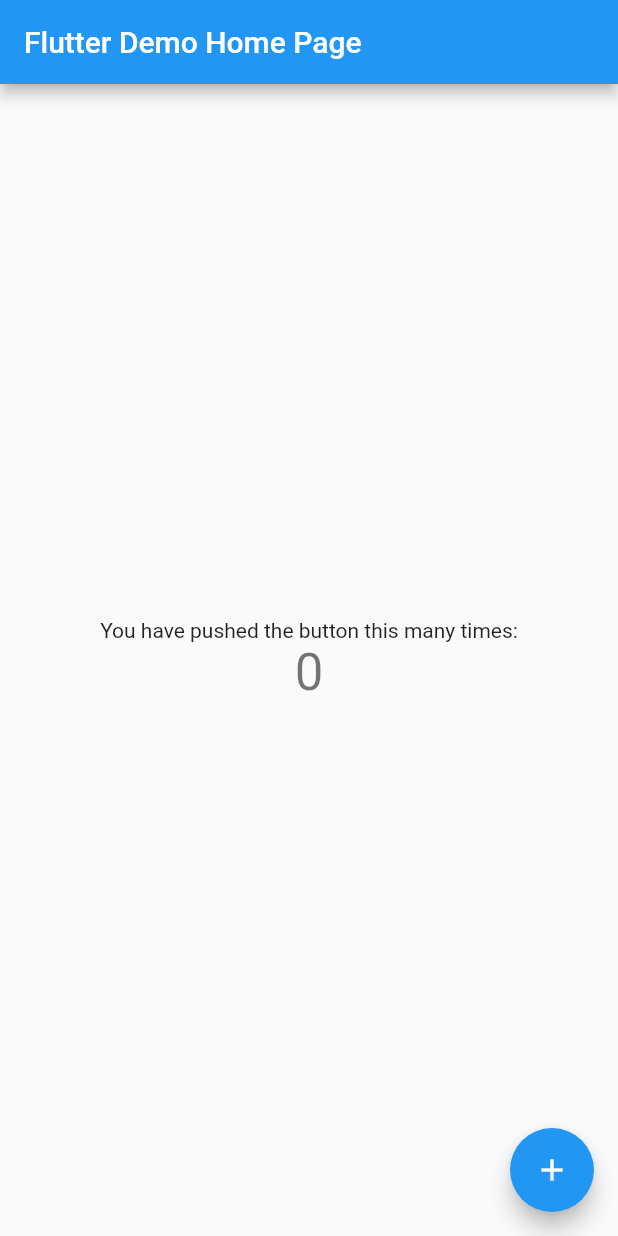
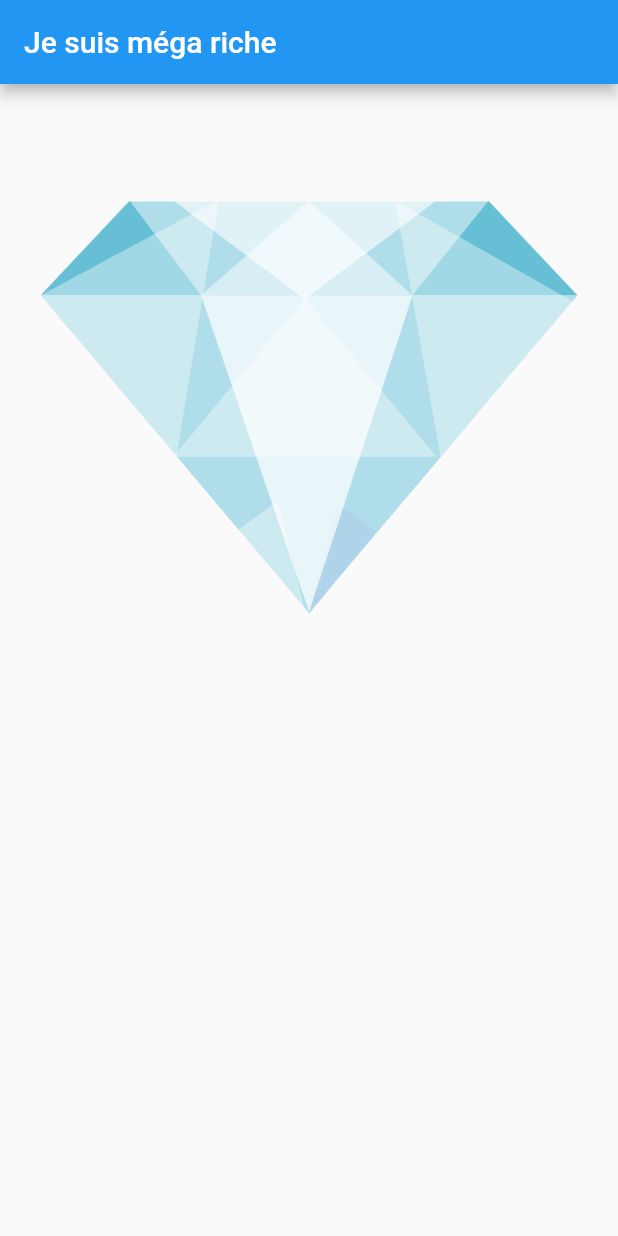
Before and after one commit to EtienneVformateur/exempleflutter, a Flutter app: the screen it shows after launch, on a phone screen of 412 x 824 dp. Run offline on Flutter 3.47's test engine with Material 2 defaults, Android fonts, the phone set to English and light mode, and no system bars.

Commit message:
avant changement icone

```diff
--- a/lib/main.dart
+++ b/lib/main.dart
@@ -1,115 +1,17 @@
 import 'package:flutter/material.dart';
 
 void main() {
-  runApp(const MyApp());
+  runApp(
+     MaterialApp(
+      home: Scaffold(
+        appBar: AppBar(
+          title: Text("Je suis méga riche"),
+        ),
+        body:
+          Image(
+            image: AssetImage("images/diamond.png"),
+          )
+      )
+    ),
+  );
 }
-
-class MyApp extends StatelessWidget {
-  const MyApp({Key? key}) : super(key: key);
-
-  // This widget is the root of your application.
-  @override
-  Widget build(BuildContext context) {
-    return MaterialApp(
-      title: 'Flutter Demo',
-      theme: ThemeData(
-        // This is the theme of your application.
-        //
-        // Try running your application with "flutter run". You'll see the
-        // application has a blue toolbar. Then, without quitting the app, try
-        // changing the primarySwatch below to Colors.green and then invoke
-        // "hot reload" (press "r" in the console where you ran "flutter run",
-        // or simply save your changes to "hot reload" in a Flutter IDE).
-        // Notice that the counter didn't reset back to zero; the application
-        // is not restarted.
-        primarySwatch: Colors.blue,
-      ),
-      home: const MyHomePage(title: 'Flutter Demo Home Page'),
-    );
-  }
-}
-
-class MyHomePage extends StatefulWidget {
-  const MyHomePage({Key? key, required this.title}) : super(key: key);
-
-  // This widget is the home page of your application. It is stateful, meaning
-  // that it has a State object (defined below) that contains fields that affect
-  // how it looks.
-
-  // This class is the configuration for the state. It holds the values (in this
-  // case the title) provided by the parent (in this case the App widget) and
-  // used by the build method of the State. Fields in a Widget subclass are
-  // always marked "final".
-
-  final String title;
-
-  @override
-  State<MyHomePage> createState() => _MyHomePageState();
-}
-
-class _MyHomePageState extends State<MyHomePage> {
-  int _counter = 0;
-
-  void _incrementCounter() {
-    setState(() {
-      // This call to setState tells the Flutter framework that something has
-      // changed in this State, which causes it to rerun the build method below
-      // so that the display can reflect the updated values. If we changed
-      // _counter without calling setState(), then the build method would not be
-      // called again, and so nothing would appear to happen.
-      _counter++;
-    });
-  }
-
-  @override
-  Widget build(BuildContext context) {
-    // This method is rerun every time setState is called, for instance as done
-    // by the _incrementCounter method above.
-    //
-    // The Flutter framework has been optimized to make rerunning build methods
-    // fast, so that you can just rebuild anything that needs updating rather
-    // than having to individually change instances of widgets.
-    return Scaffold(
-      appBar: AppBar(
-        // Here we take the value from the MyHomePage object that was created by
-        // the App.build method, and use it to set our appbar title.
-        title: Text(widget.title),
-      ),
-      body: Center(
-        // Center is a layout widget. It takes a single child and positions it
-        // in the middle of the parent.
-        child: Column(
-          // Column is also a layout widget. It takes a list of children and
-          // arranges them vertically. By default, it sizes itself to fit its
-          // children horizontally, and tries to be as tall as its parent.
-          //
-          // Invoke "debug painting" (press "p" in the console, choose the
-          // "Toggle Debug Paint" action from the Flutter Inspector in Android
-          // Studio, or the "Toggle Debug Paint" command in Visual Studio Code)
-          // to see the wireframe for each widget.
-          //
-          // Column has various properties to control how it sizes itself and
-          // how it positions its children. Here we use mainAxisAlignment to
-          // center the children vertically; the main axis here is the vertical
-          // axis because Columns are vertical (the cross axis would be
-          // horizontal).
-          mainAxisAlignment: MainAxisAlignment.center,
-          children: <Widget>[
-            const Text(
-              'You have pushed the button this many times:',
-            ),
-            Text(
-              '$_counter',
-              style: Theme.of(context).textTheme.headline4,
-            ),
-          ],
-        ),
-      ),
-      floatingActionButton: FloatingActionButton(
-        onPressed: _incrementCounter,
-        tooltip: 'Increment',
-        child: const Icon(Icons.add),
-      ), // This trailing comma makes auto-formatting nicer for build methods.
-    );
-  }
-}
--- a/pubspec.yaml
+++ b/pubspec.yaml
@@ -58,7 +58,8 @@ flutter:
   uses-material-design: true
 
   # To add assets to your application, add an assets section, like this:
-  # assets:
+  assets:
+    - images/
   #   - images/a_dot_burr.jpeg
   #   - images/a_dot_ham.jpeg
 
```
Also changed, not shown: images/diamond.png (added), 1 other file.
